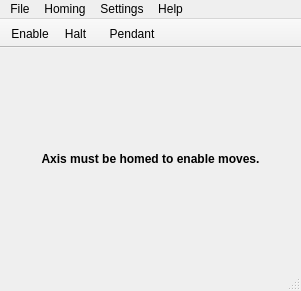
This is tow/mainwindow.ui in petebachant/Tow as Qt 5 draws it before an edit. The edited form follows.
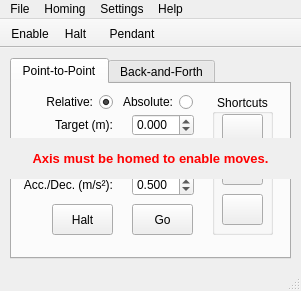
This is the edited form. Icons and pictures are not drawn.

Commit message: Edit not homed label to not cover entire widget

The edit to the form file:
```diff
--- a/tow/mainwindow.ui
+++ b/tow/mainwindow.ui
@@ -775,9 +775,9 @@
     <property name="geometry">
      <rect>
       <x>10</x>
-      <y>10</y>
+      <y>90</y>
       <width>281</width>
-      <height>201</height>
+      <height>41</height>
      </rect>
     </property>
     <property name="font">
@@ -791,7 +791,7 @@
      <bool>true</bool>
     </property>
     <property name="text">
-     <string>Axis must be homed to enable moves.</string>
+     <string>&lt;html&gt;&lt;head/&gt;&lt;body&gt;&lt;p&gt;&lt;span style=&quot; font-size:10pt; color:#ff0000;&quot;&gt;Axis must be homed to enable moves.&lt;/span&gt;&lt;/p&gt;&lt;/body&gt;&lt;/html&gt;</string>
     </property>
     <property name="alignment">
      <set>Qt::AlignCenter</set>
```
The commit also changes 2 other files.
